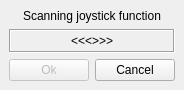
Above: joyfuncscan.ui from qmc2/qmc2-mame-fe before the change. Below: the same form after it.
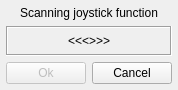
That is the form after the change.

Commit message: imp: general layouting facelift (smaller layout content margins)

```diff
--- a/joyfuncscan.ui
+++ b/joyfuncscan.ui
@@ -78,7 +78,7 @@
    </item>
   </layout>
  </widget>
- <layoutdefault spacing="6" margin="9"/>
+ <layoutdefault spacing="6" margin="6"/>
  <tabstops>
   <tabstop>pushButtonOk</tabstop>
   <tabstop>pushButtonCancel</tabstop>
```
The commit also changes 27 other files.
